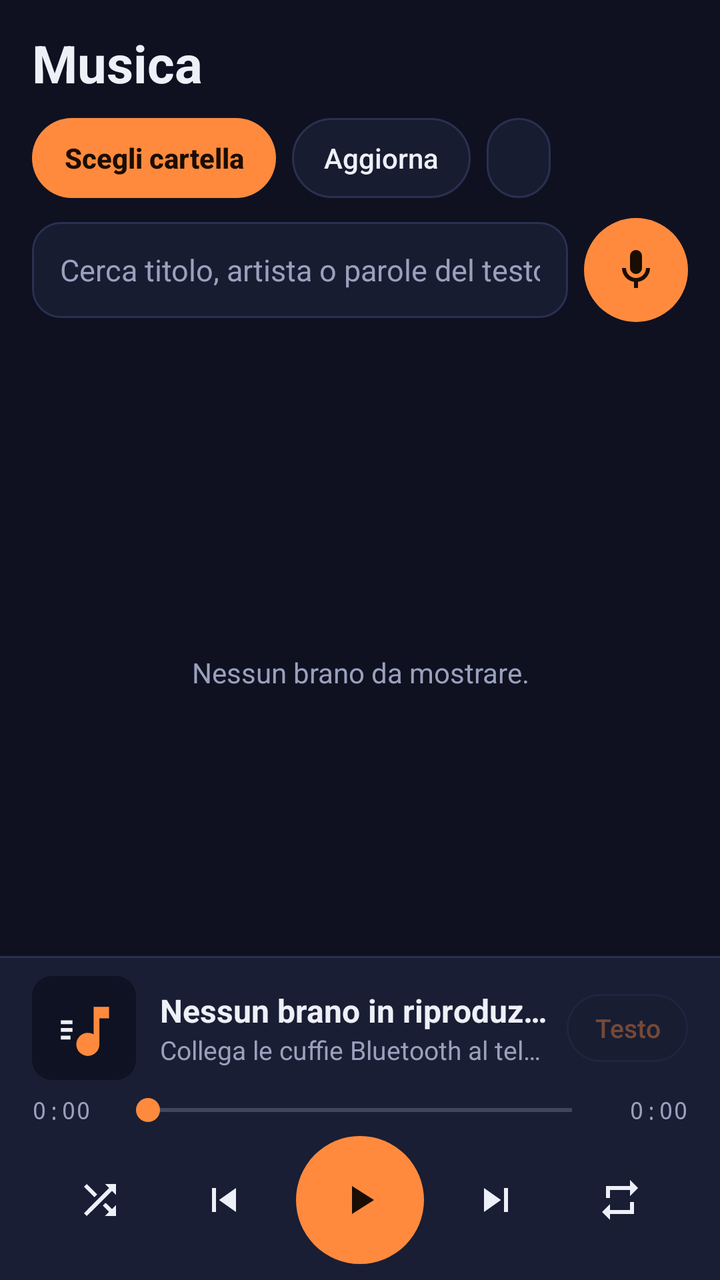
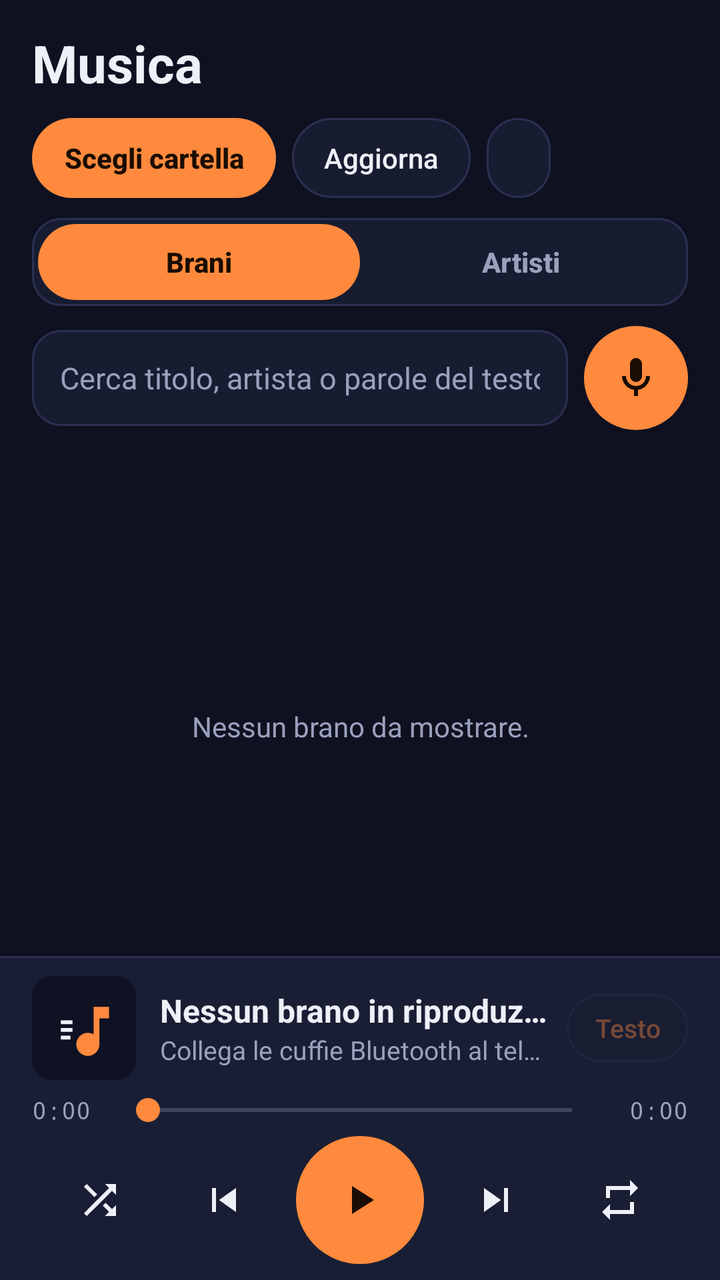

Screens rendered from an Android XML layout before and after an edit, with the pre-edit source and the edit as a unified diff.
<!-- AndroidManifest.xml: application theme AppTheme -->
<!-- res/layout/activity_main.xml -->
<?xml version="1.0" encoding="utf-8"?>
<FrameLayout xmlns:android="http://schemas.android.com/apk/res/android"
    android:layout_width="match_parent"
    android:layout_height="match_parent"
    android:background="@color/bg">

    
    <ImageView
        android:id="@+id/bgArt"
        android:layout_width="match_parent"
        android:layout_height="match_parent"
        android:alpha="0"
        android:importantForAccessibility="no"
        android:scaleType="centerCrop" />

    <View
        android:layout_width="match_parent"
        android:layout_height="match_parent"
        android:background="@color/scrim" />

<LinearLayout
    android:layout_width="match_parent"
    android:layout_height="match_parent"
    android:fitsSystemWindows="true"
    android:orientation="vertical">

    
    <LinearLayout
        android:layout_width="match_parent"
        android:layout_height="wrap_content"
        android:orientation="vertical"
        android:paddingStart="16dp"
        android:paddingTop="14dp"
        android:paddingEnd="16dp"
        android:paddingBottom="8dp">

        <LinearLayout
            android:layout_width="match_parent"
            android:layout_height="wrap_content"
            android:gravity="center_vertical"
            android:orientation="horizontal">

            <TextView
                android:layout_width="0dp"
                android:layout_height="wrap_content"
                android:layout_weight="1"
                android:text="@string/app_name"
                android:textColor="@color/ink"
                android:textSize="26sp"
                android:textStyle="bold" />

            <TextView
                android:id="@+id/count"
                android:layout_width="wrap_content"
                android:layout_height="wrap_content"
                android:fontFamily="monospace"
                android:textAllCaps="true"
                android:textColor="@color/muted"
                android:textSize="12sp" />
        </LinearLayout>

        <LinearLayout
            android:layout_width="match_parent"
            android:layout_height="wrap_content"
            android:layout_marginTop="10dp"
            android:orientation="horizontal">

            <Button
                android:id="@+id/pickFolder"
                android:layout_width="wrap_content"
                android:layout_height="40dp"
                android:background="@drawable/bg_pill_accent"
                android:minWidth="0dp"
                android:paddingStart="16dp"
                android:paddingEnd="16dp"
                android:stateListAnimator="@null"
                android:text="@string/pick_folder"
                android:textAllCaps="false"
                android:textColor="@color/accent_ink"
                android:textStyle="bold" />

            <Button
                android:id="@+id/rescan"
                android:layout_width="wrap_content"
                android:layout_height="40dp"
                android:layout_marginStart="8dp"
                android:background="@drawable/bg_pill"
                android:minWidth="0dp"
                android:paddingStart="16dp"
                android:paddingEnd="16dp"
                android:stateListAnimator="@null"
                android:text="@string/rescan"
                android:textAllCaps="false"
                android:textColor="@color/ink" />

            <Button
                android:id="@+id/sort"
                android:layout_width="wrap_content"
                android:layout_height="40dp"
                android:layout_marginStart="8dp"
                android:background="@drawable/bg_pill"
                android:ellipsize="end"
                android:maxLines="1"
                android:minWidth="0dp"
                android:paddingStart="16dp"
                android:paddingEnd="16dp"
                android:stateListAnimator="@null"
                android:textAllCaps="false"
                android:textColor="@color/ink" />
        </LinearLayout>

        <LinearLayout
            android:layout_width="match_parent"
            android:layout_height="wrap_content"
            android:layout_marginTop="10dp"
            android:gravity="center_vertical"
            android:orientation="horizontal">

            <EditText
                android:id="@+id/search"
                android:layout_width="0dp"
                android:layout_height="48dp"
                android:layout_weight="1"
                android:background="@drawable/bg_field"
                android:hint="@string/search_hint"
                android:imeOptions="actionSearch"
                android:inputType="text"
                android:paddingStart="14dp"
                android:paddingEnd="14dp"
                android:textColor="@color/ink"
                android:textColorHint="@color/muted"
                android:textSize="15sp" />

            <ImageButton
                android:id="@+id/mic"
                android:layout_width="52dp"
                android:layout_height="52dp"
                android:layout_marginStart="8dp"
                android:background="@drawable/bg_circle_accent"
                android:contentDescription="@string/voice"
                android:src="@drawable/ic_mic"
                android:tint="@color/accent_ink" />
        </LinearLayout>

        <TextView
            android:id="@+id/status"
            android:layout_width="match_parent"
            android:layout_height="wrap_content"
            android:layout_marginTop="8dp"
            android:textColor="@color/muted"
            android:textSize="13sp" />
    </LinearLayout>

    
    <FrameLayout
        android:layout_width="match_parent"
        android:layout_height="0dp"
        android:layout_weight="1">

        <ListView
            android:id="@+id/list"
            android:layout_width="match_parent"
            android:layout_height="match_parent"
            android:divider="@color/line"
            android:dividerHeight="1dp"
            android:paddingStart="8dp"
            android:paddingEnd="8dp"
            android:clipToPadding="false" />

        <TextView
            android:id="@+id/empty"
            android:layout_width="match_parent"
            android:layout_height="match_parent"
            android:gravity="center"
            android:padding="24dp"
            android:text="@string/empty"
            android:textColor="@color/muted" />
    </FrameLayout>

    
    <LinearLayout
        android:layout_width="match_parent"
        android:layout_height="wrap_content"
        android:background="@drawable/bg_panel"
        android:orientation="vertical"
        android:paddingStart="16dp"
        android:paddingTop="10dp"
        android:paddingEnd="16dp"
        android:paddingBottom="8dp">

        <LinearLayout
            android:layout_width="match_parent"
            android:layout_height="wrap_content"
            android:gravity="center_vertical"
            android:orientation="horizontal">

            <ImageView
                android:id="@+id/cover"
                android:layout_width="52dp"
                android:layout_height="52dp"
                android:layout_marginEnd="12dp"
                android:background="@drawable/bg_cover"
                android:contentDescription="@string/cover"
                android:scaleType="centerCrop"
                android:src="@drawable/ic_launcher_fg" />

            <LinearLayout
                android:layout_width="0dp"
                android:layout_height="wrap_content"
                android:layout_weight="1"
                android:orientation="vertical">

                <TextView
                    android:id="@+id/nowTitle"
                    android:layout_width="match_parent"
                    android:layout_height="wrap_content"
                    android:ellipsize="end"
                    android:maxLines="1"
                    android:text="@string/nothing_playing"
                    android:textColor="@color/ink"
                    android:textSize="16sp"
                    android:textStyle="bold" />

                <TextView
                    android:id="@+id/nowArtist"
                    android:layout_width="match_parent"
                    android:layout_height="wrap_content"
                    android:ellipsize="end"
                    android:maxLines="1"
                    android:text="@string/bt_hint"
                    android:textColor="@color/muted"
                    android:textSize="13sp" />
            </LinearLayout>

            <Button
                android:id="@+id/lyricsBtn"
                android:layout_width="wrap_content"
                android:layout_height="34dp"
                android:layout_marginStart="8dp"
                android:alpha="0.4"
                android:background="@drawable/bg_pill"
                android:enabled="false"
                android:minWidth="0dp"
                android:paddingStart="14dp"
                android:paddingEnd="14dp"
                android:stateListAnimator="@null"
                android:text="@string/lyrics"
                android:textAllCaps="false"
                android:textColor="@color/accent"
                android:textSize="13sp" />
        </LinearLayout>

        <LinearLayout
            android:layout_width="match_parent"
            android:layout_height="wrap_content"
            android:layout_marginTop="6dp"
            android:gravity="center_vertical"
            android:orientation="horizontal">

            <TextView
                android:id="@+id/cur"
                android:layout_width="42dp"
                android:layout_height="wrap_content"
                android:fontFamily="monospace"
                android:text="0:00"
                android:textColor="@color/muted"
                android:textSize="12sp" />

            <SeekBar
                android:id="@+id/seek"
                android:layout_width="0dp"
                android:layout_height="wrap_content"
                android:layout_weight="1"
                android:max="1000"
                android:progressTint="@color/accent"
                android:thumbTint="@color/accent" />

            <TextView
                android:id="@+id/dur"
                android:layout_width="42dp"
                android:layout_height="wrap_content"
                android:fontFamily="monospace"
                android:gravity="end"
                android:text="0:00"
                android:textColor="@color/muted"
                android:textSize="12sp" />
        </LinearLayout>

        <LinearLayout
            android:layout_width="match_parent"
            android:layout_height="wrap_content"
            android:layout_marginTop="4dp"
            android:gravity="center"
            android:orientation="horizontal">

            <ImageButton
                android:id="@+id/shuffle"
                style="@android:style/Widget.Material.Button.Borderless"
                android:layout_width="52dp"
                android:layout_height="52dp"
                android:contentDescription="@string/shuffle"
                android:src="@drawable/ic_shuffle"
                android:tint="@color/ink" />

            <ImageButton
                android:id="@+id/prev"
                style="@android:style/Widget.Material.Button.Borderless"
                android:layout_width="56dp"
                android:layout_height="56dp"
                android:layout_marginStart="8dp"
                android:contentDescription="@string/prev"
                android:src="@drawable/ic_prev"
                android:tint="@color/ink" />

            <ImageButton
                android:id="@+id/play"
                android:layout_width="64dp"
                android:layout_height="64dp"
                android:layout_marginStart="8dp"
                android:layout_marginEnd="8dp"
                android:background="@drawable/bg_circle_accent"
                android:contentDescription="@string/play"
                android:scaleType="center"
                android:src="@drawable/ic_play"
                android:tint="@color/accent_ink" />

            <ImageButton
                android:id="@+id/next"
                style="@android:style/Widget.Material.Button.Borderless"
                android:layout_width="56dp"
                android:layout_height="56dp"
                android:layout_marginEnd="8dp"
                android:contentDescription="@string/next"
                android:src="@drawable/ic_next"
                android:tint="@color/ink" />

            <ImageButton
                android:id="@+id/repeat"
                style="@android:style/Widget.Material.Button.Borderless"
                android:layout_width="52dp"
                android:layout_height="52dp"
                android:contentDescription="@string/repeat"
                android:src="@drawable/ic_repeat"
                android:tint="@color/ink" />
        </LinearLayout>
    </LinearLayout>
</LinearLayout>
</FrameLayout>
<!-- resources referenced by this layout -->
<resources>
  <color name="accent">#FF8A3D</color>
  <color name="accent_ink">#1A0D03</color>
  <color name="bg">#0F1222</color>
  <color name="ink">#EEF0F8</color>
  <color name="line">#2A3050</color>
  <color name="muted">#9AA1BD</color>
  <color name="scrim">#C20F1222</color>
  <!-- drawable bg_circle_accent (drawable) -->
  <ripple xmlns:android="http://schemas.android.com/apk/res/android" android:color="#55FFFFFF">
      <item><shape android:shape="oval"><solid android:color="@color/accent"/></shape></item>
  </ripple>
  <!-- drawable bg_cover (drawable) -->
  <shape xmlns:android="http://schemas.android.com/apk/res/android" android:shape="rectangle">
      <solid android:color="@color/bg"/>
      <corners android:radius="10dp"/>
  </shape>
  <!-- drawable bg_field (drawable) -->
  <shape xmlns:android="http://schemas.android.com/apk/res/android" android:shape="rectangle">
      <solid android:color="@color/surface"/>
      <stroke android:width="1dp" android:color="@color/line"/>
      <corners android:radius="14dp"/>
  </shape>
  <!-- drawable bg_panel (drawable) -->
  <layer-list xmlns:android="http://schemas.android.com/apk/res/android">
      <item><shape><solid android:color="@color/line"/></shape></item>
      <item android:top="1dp"><shape><solid android:color="@color/panel"/></shape></item>
  </layer-list>
  <!-- drawable bg_pill_accent (drawable) -->
  <ripple xmlns:android="http://schemas.android.com/apk/res/android" android:color="#55FFFFFF">
      <item><shape android:shape="rectangle">
          <solid android:color="@color/accent"/>
          <corners android:radius="999dp"/>
      </shape></item>
  </ripple>
  <!-- drawable ic_next (drawable) -->
  <vector xmlns:android="http://schemas.android.com/apk/res/android" android:width="24dp" android:height="24dp" android:viewportWidth="24" android:viewportHeight="24">
      <path android:fillColor="#FFFFFFFF" android:pathData="M6,18l8.5,-6L6,6zM16,6v12h2V6z"/>
  </vector>
  <!-- drawable ic_play (drawable) -->
  <vector xmlns:android="http://schemas.android.com/apk/res/android" android:width="24dp" android:height="24dp" android:viewportWidth="24" android:viewportHeight="24">
      <path android:fillColor="#FFFFFFFF" android:pathData="M8,5v14l11,-7z"/>
  </vector>
  <!-- drawable ic_prev (drawable) -->
  <vector xmlns:android="http://schemas.android.com/apk/res/android" android:width="24dp" android:height="24dp" android:viewportWidth="24" android:viewportHeight="24">
      <path android:fillColor="#FFFFFFFF" android:pathData="M6,6h2v12H6zM9.5,12l8.5,6V6z"/>
  </vector>
  <!-- drawable ic_repeat (drawable) -->
  <vector xmlns:android="http://schemas.android.com/apk/res/android" android:width="24dp" android:height="24dp" android:viewportWidth="24" android:viewportHeight="24">
      <path android:fillColor="#FFFFFFFF" android:pathData="M7,7h10v3l4,-4l-4,-4v3H5v6h2zM17,17H7v-3l-4,4l4,4v-3h12v-6h-2z"/>
  </vector>
  <string name="app_name">Musica</string>
  <string name="bt_hint">Collega le cuffie Bluetooth al telefono: l\'audio passa lì da solo</string>
  <string name="cover">Copertina album</string>
  <string name="empty">Nessun brano da mostrare.</string>
  <string name="lyrics">Testo</string>
  <string name="next">Successivo</string>
  <string name="nothing_playing">Nessun brano in riproduzione</string>
  <string name="pick_folder">Scegli cartella</string>
  <string name="play">Riproduci</string>
  <string name="prev">Precedente</string>
  <string name="repeat">Ripeti tutto</string>
  <string name="rescan">Aggiorna</string>
  <string name="search_hint">Cerca titolo, artista o parole del testo</string>
  <string name="shuffle">Casuale</string>
  <string name="voice">Cerca con la voce</string>
  <color name="surface">#181C31</color>
  <color name="panel">#E6181C31</color>
  <!-- unchanged entries left out for length: 5 -->
</resources>

<!-- the commit's change to res/layout/activity_main.xml (unified diff, before → after) -->
@@ -107,6 +107,39 @@
                 android:stateListAnimator="@null"
                 android:textAllCaps="false"
                 android:textColor="@color/ink" />
+        </LinearLayout>
+
+        <LinearLayout
+            android:layout_width="match_parent"
+            android:layout_height="wrap_content"
+            android:layout_marginTop="10dp"
+            android:background="@drawable/bg_field"
+            android:orientation="horizontal"
+            android:padding="3dp">
+
+            <Button
+                android:id="@+id/tabSongs"
+                android:layout_width="0dp"
+                android:layout_height="38dp"
+                android:layout_weight="1"
+                android:background="@drawable/bg_pill_accent"
+                android:stateListAnimator="@null"
+                android:text="@string/tab_songs"
+                android:textAllCaps="false"
+                android:textColor="@color/accent_ink"
+                android:textStyle="bold" />
+
+            <Button
+                android:id="@+id/tabArtists"
+                android:layout_width="0dp"
+                android:layout_height="38dp"
+                android:layout_weight="1"
+                android:background="@null"
+                android:stateListAnimator="@null"
+                android:text="@string/tab_artists"
+                android:textAllCaps="false"
+                android:textColor="@color/muted"
+                android:textStyle="bold" />
         </LinearLayout>
 
         <LinearLayout
<!-- resource entries referenced after the edit -->
@@ -64,6 +64,8 @@
   <string name="rescan">Aggiorna</string>
   <string name="search_hint">Cerca titolo, artista o parole del testo</string>
   <string name="shuffle">Casuale</string>
+  <string name="tab_artists">Artisti</string>
+  <string name="tab_songs">Brani</string>
   <string name="voice">Cerca con la voce</string>
   <color name="surface">#181C31</color>
   <color name="panel">#E6181C31</color>
